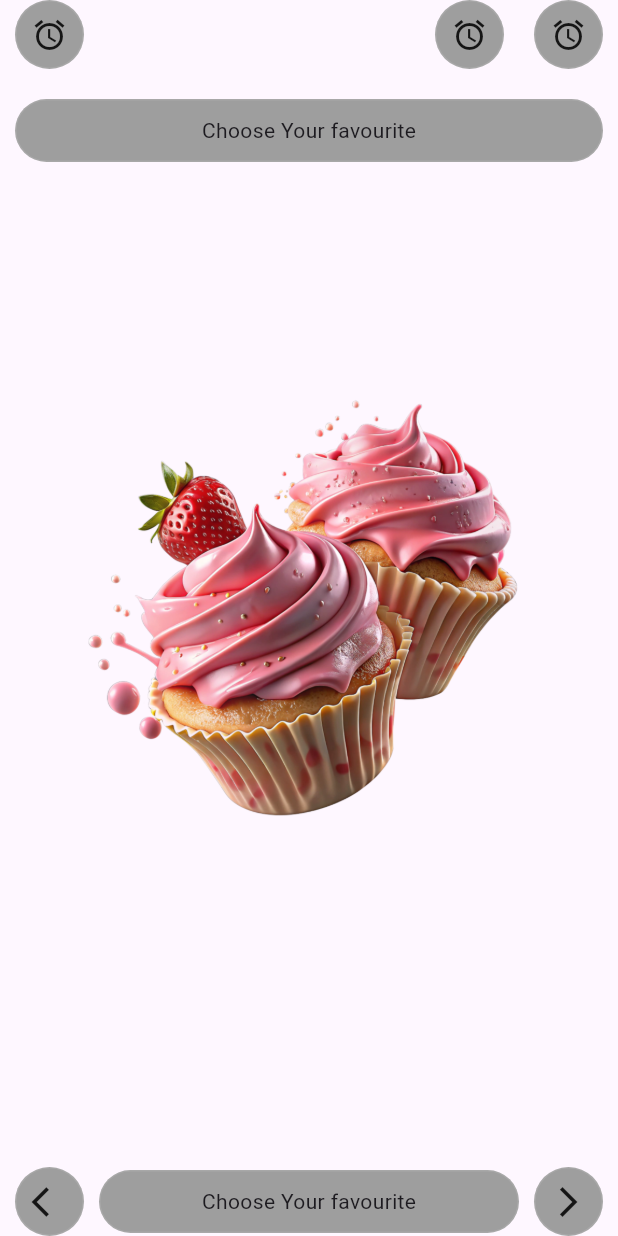
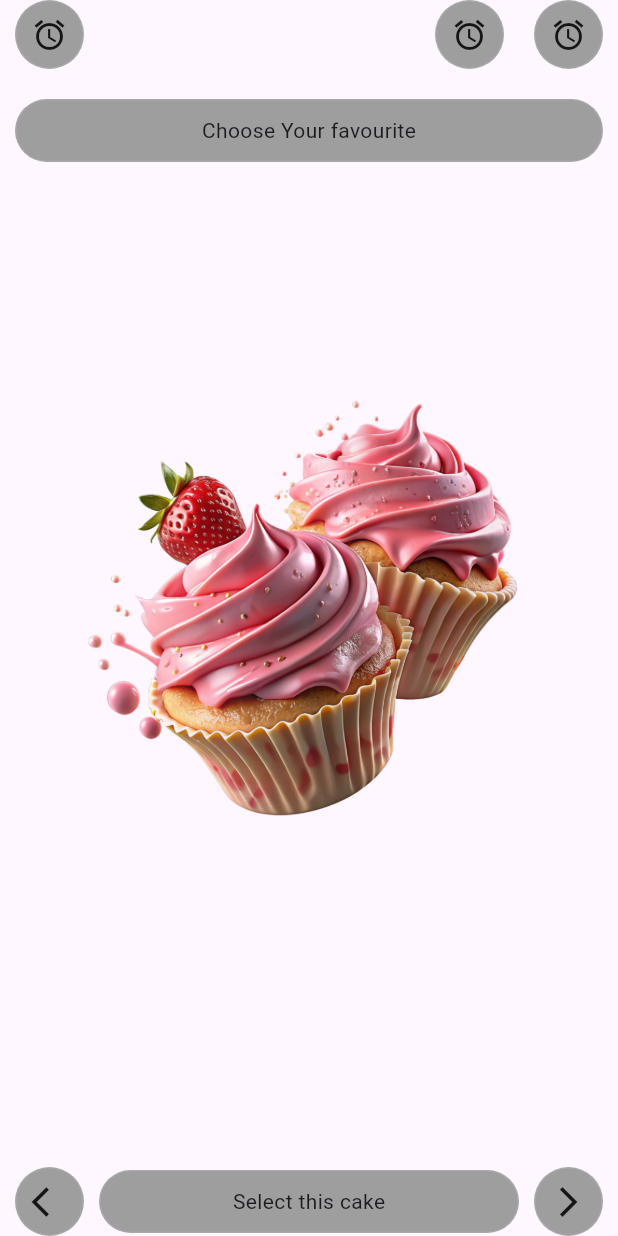
Before and after one commit to JoshuaOzibo/flutter_Animations_challange, a Flutter app: the screen it shows after launch, on a phone screen of 412 x 824 dp. Run offline on Flutter 3.47's test engine with Material 3 defaults, Android fonts, the phone set to English and light mode, and no system bars; our stand-ins replace flutter_svg.

Commit message:
small update

```diff
--- a/lib/features/challange_two/cake/cake_home_page.dart
+++ b/lib/features/challange_two/cake/cake_home_page.dart
@@ -11,10 +11,12 @@ class CakeHomePage extends StatefulWidget {
 
 class _CakeHomePageState extends State<CakeHomePage> {
   final cakeDataDb = CakeData.cakes;
+  int index = 0;
 
   @override
   Widget build(BuildContext context) {
     return Scaffold(
+      // backgroundColor: cakeDataDb[index].,
       body: SafeArea(
         child: Container(
           padding: EdgeInsets.symmetric(horizontal: 10),
@@ -45,7 +47,7 @@ class _CakeHomePageState extends State<CakeHomePage> {
                 child: Image.asset(
                   width: 300,
                   height: 300,
-                  cakeDataDb[0].image,
+                  cakeDataDb[index].image,
                 ),
               ),
 
@@ -55,12 +57,25 @@ class _CakeHomePageState extends State<CakeHomePage> {
                 spacing: 10,
                 children: [
                   CakeButton(value: Icon(Icons.arrow_back_ios)),
-
                   Expanded(
-                    child: CakeButton(value: Text('Choose Your favourite')),
+                    child: CakeButton(value: Text('Select this cake')),
                   ),
 
-                  CakeButton(value: Icon(Icons.arrow_forward_ios)),
+                  GestureDetector(
+                    onTap: () {
+                      if (index >= 6) {
+                        setState(() {
+                          index = 0;
+                        });
+                      } else {
+                        setState(() {
+                          index += 1;
+                        });
+                      }
+                      print(index);
+                    },
+                    child: CakeButton(value: Icon(Icons.arrow_forward_ios)),
+                  ),
                 ],
               ),
             ],
@@ -70,3 +85,42 @@ class _CakeHomePageState extends State<CakeHomePage> {
     );
   }
 }
+
+
+
+
+
+
+
+
+// bool _isLoading = false;
+//   void _handlePaymentStart() {
+//     setState(() => _isLoading = true);
+//   }
+
+//   void _handlePaymentResult(Map<String, dynamic> result) {
+//     setState(() => _isLoading = false);
+
+//     if (result['status'] == 'success') {
+//       widget.onPaymentResult(result);
+//       NovaNotificationOverlay.show(
+//         context: context,
+//         message: 'Payment successful',
+//         type: NovaNotificationType.success,
+//       );
+//     } else if (result['status'] == 'failed' ||
+//         result['status'] == 'cancelled') {
+//       NovaNotificationOverlay.show(
+//         context: context,
+//         message: result['status'] == 'cancelled'
+//             ? 'Payment cancelled'
+//             : 'Payment failed',
+//         type: NovaNotificationType.error,
+//       );
+//     }
+//   }
+
+//   void _handlePaymentError(Object? error) {
+//     print('Payment error: $error');
+//     setState(() => _isLoading = false);
+//   }
--- a/lib/features/challange_two/cake_data/cake_data.dart
+++ b/lib/features/challange_two/cake_data/cake_data.dart
@@ -1,3 +1,5 @@
+import 'package:flutter/material.dart';
+
 class CakeModel {
   final String image;
   CakeModel({required this.image});
@@ -10,12 +12,26 @@ class CakeModel {
 
 class CakeData {
   static List<CakeModel> cakes = [
-    {"image": "images/cakes_images/cup_cake_one.webp"},
-    {"image": "images/cakes_images/cup_cake_two.webp"},
-    {"image": "images/cakes_images/cup_cake_three.webp"},
-    {"image": "images/cakes_images/cup_cake_four.webp"},
-    {"image": "images/cakes_images/cup_cake_five.webp"},
-    {"image": "images/cakes_images/cup_cake_six.webp"},
-    {"image": "images/cakes_images/cup_cake_seven.webp"},
+    {"image": "images/cakes_images/cup_cake_one.webp",
+    "color": Colors.pink,
+    },
+    {"image": "images/cakes_images/cup_cake_two.webp",
+    "color": Colors.pink,
+    },
+    {"image": "images/cakes_images/cup_cake_three.webp",
+      "color": Colors.pink,
+    },
+    {"image": "images/cakes_images/cup_cake_four.webp",
+      "color": Colors.pink,
+    },
+    {"image": "images/cakes_images/cup_cake_five.webp",
+      "color": Colors.pink,
+    },
+    {"image": "images/cakes_images/cup_cake_six.webp",
+      "color": Colors.pink,
+    },
+    {"image": "images/cakes_images/cup_cake_seven.webp",
+      "color": Colors.pink,
+    },
   ].map((cake) => CakeModel.fromJson((cake))).toList();
 }
```
